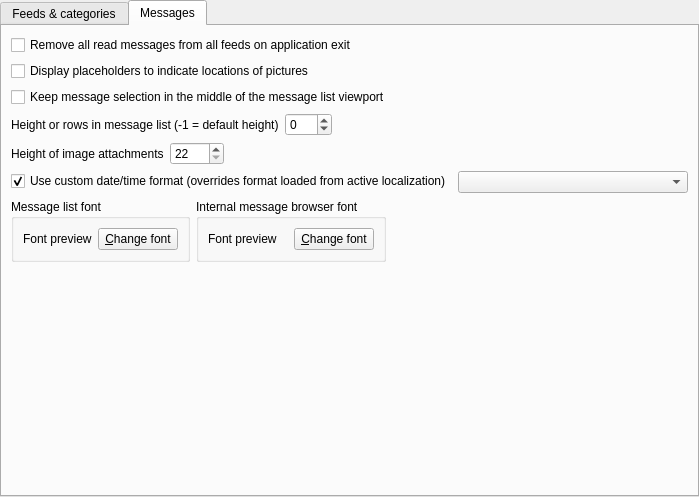
This is src/librssguard/gui/settings/settingsfeedsmessages.ui in norbusan/rssguard-debian as Qt 5 draws it before an edit. The edited form follows.
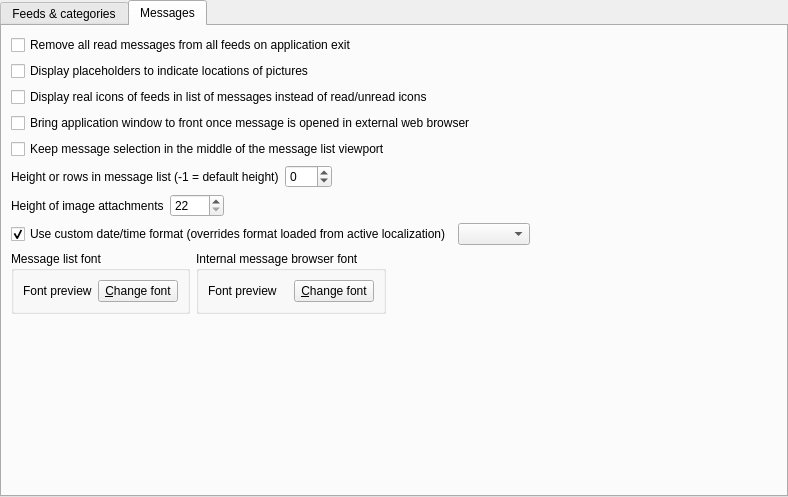
This is the edited form. The open tabs and pages were chosen to show the change. Custom widgets are drawn as their Qt base class.

What changed in the file:
```diff
--- a/src/librssguard/gui/settings/settingsfeedsmessages.ui
+++ b/src/librssguard/gui/settings/settingsfeedsmessages.ui
@@ -6,7 +6,7 @@
    <rect>
     <x>0</x>
     <y>0</y>
-    <width>651</width>
+    <width>788</width>
     <height>497</height>
    </rect>
   </property>
@@ -266,14 +266,21 @@
          </property>
         </widget>
        </item>
-       <item row="2" column="0">
+       <item row="3" column="0">
+        <widget class="QCheckBox" name="m_checkBringToForegroundAfterMsgOpened">
+         <property name="text">
+          <string>Bring application window to front once message is opened in external web browser</string>
+         </property>
+        </widget>
+       </item>
+       <item row="4" column="0">
         <widget class="QCheckBox" name="m_checkKeppMessagesInTheMiddle">
          <property name="text">
           <string>Keep message selection in the middle of the message list viewport</string>
          </property>
         </widget>
        </item>
-       <item row="3" column="0">
+       <item row="5" column="0">
         <layout class="QHBoxLayout" name="horizontalLayout_3">
          <item>
           <widget class="QLabel" name="label_2">
@@ -297,7 +304,7 @@
          </item>
         </layout>
        </item>
-       <item row="4" column="0">
+       <item row="6" column="0">
         <layout class="QHBoxLayout" name="horizontalLayout_2">
          <item>
           <widget class="QLabel" name="label">
@@ -321,7 +328,9 @@
          </item>
         </layout>
        </item>
-       <item row="5" column="0">
+       <item row="7" column="0">
+        <layout class="QHBoxLayout" name="horizontalLayout_10">
+         <item>
         <widget class="QCheckBox" name="m_checkMessagesDateTimeFormat">
          <property name="text">
           <string>Use custom date/time format (overrides format loaded from active localization)</string>
@@ -334,10 +343,12 @@
          </property>
         </widget>
        </item>
-       <item row="5" column="1">
+         <item>
         <widget class="QComboBox" name="m_cmbMessagesDateTimeFormat"/>
        </item>
-       <item row="6" column="0">
+        </layout>
+       </item>
+       <item row="8" column="0">
         <layout class="QHBoxLayout" name="horizontalLayout_4">
          <item>
           <widget class="QGroupBox" name="groupBox_5">
@@ -393,7 +404,7 @@
          </item>
         </layout>
        </item>
-       <item row="7" column="0" colspan="2">
+       <item row="9" column="0" colspan="2">
         <spacer name="verticalSpacer_2">
          <property name="orientation">
           <enum>Qt::Vertical</enum>
@@ -406,6 +417,13 @@
          </property>
         </spacer>
        </item>
+       <item row="2" column="0">
+        <widget class="QCheckBox" name="m_checkDisplayFeedIcons">
+         <property name="text">
+          <string>Display real icons of feeds in list of messages instead of read/unread icons</string>
+         </property>
+        </widget>
+       </item>
       </layout>
      </widget>
     </widget>
```
Left out of the diff: 6 changed lines with no effect on the pictures. Lines whose indentation alone changed are shown as unchanged.
